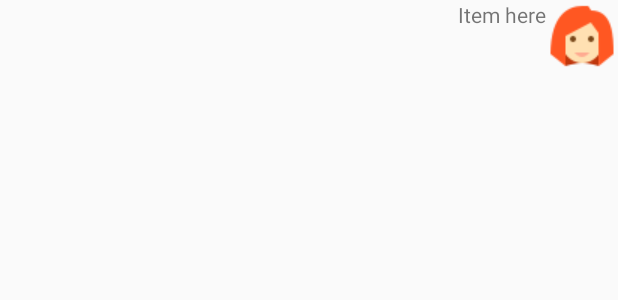
After one commit to LiamHovey8/lab1, an Android app: the layout sent_row.xml on its own in the app's theme, with its tools: preview values and no code run, on a phone screen of 412 x 824 dp. The commit adds this screen. Shown: the top 300 px of the screen. Run offline under Robolectric (Android 15) with nearby library versions, the phone set to English and light mode, and no system bars.

Commit message:
lab 4 finished

```diff
--- /dev/null
+++ b/app/src/main/res/layout/sent_row.xml
@@ -0,0 +1,17 @@
+<?xml version="1.0" encoding="utf-8"?>
+<RelativeLayout xmlns:android="http://schemas.android.com/apk/res/android"
+    android:layout_width="match_parent" android:layout_height="match_parent">
+    <TextView android:layout_width="wrap_content"
+        android:layout_height="wrap_content"
+        android:layout_toLeftOf="@+id/icon"
+        android:text="Item here"
+        android:id="@+id/chatLogMessage"/>
+    <ImageView
+        android:id="@+id/icon"
+        android:layout_width="wrap_content"
+        android:layout_height="wrap_content"
+        android:layout_alignParentRight="true"
+        android:src="@drawable/row_send"/>
+
+
+</RelativeLayout>
--- a/app/src/main/res/values/strings.xml
+++ b/app/src/main/res/values/strings.xml
@@ -18,5 +18,7 @@
     <string name="enter_your_name">enter your name</string>
     <string name="click_the_button_above_to_take_a_picture">Click the button above to take a picture</string>
     <string name="chatRoom">Go to chat</string>
+    <string name="send">Send</string>
+    <string name="receive">Receive</string>
 
 </resources>
```
Also changed, not shown: app/src/main/java/com/example/androidlabs/ChatRoomActivity.java (+39 -2 lines), app/src/main/java/com/example/androidlabs/Message.java (+12 -2 lines), app/src/main/res/layout/chat_room_activity.xml (+9 -4 lines), app/src/main/res/layout/message_received_layout.xml (deleted, +0 -16 lines), app/src/main/res/layout/message_sent_layout.xml (deleted, +0 -16 lines), app/src/main/res/layout/reseved_row.xml (added, +15 -0 lines), 2 other files.
